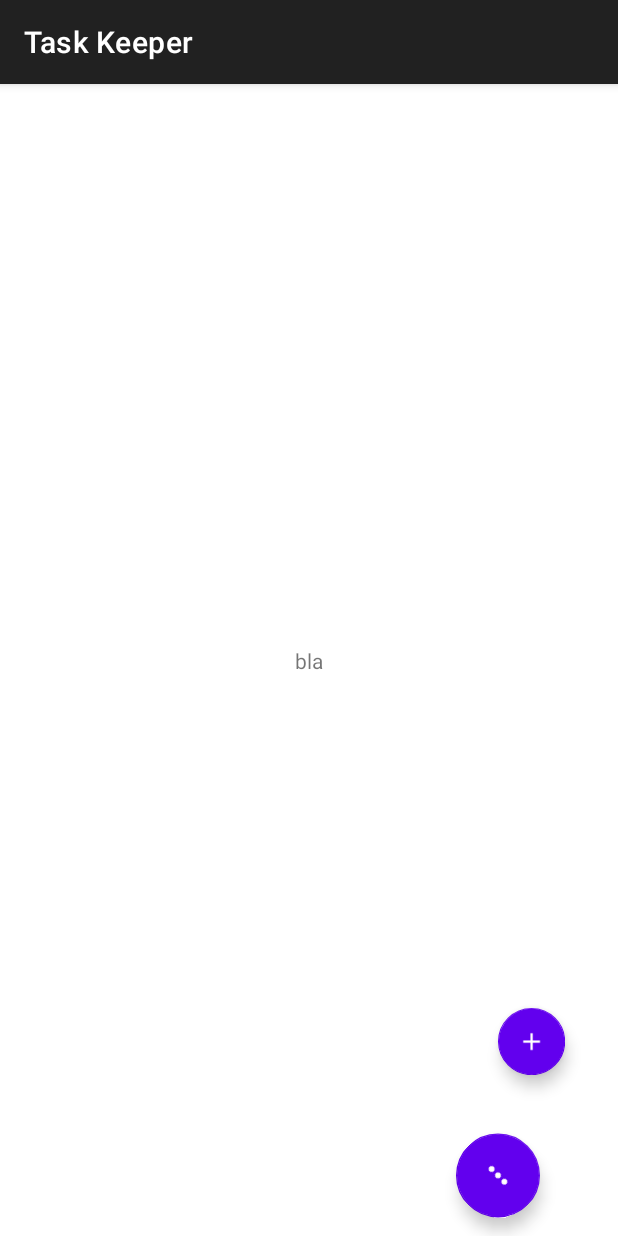
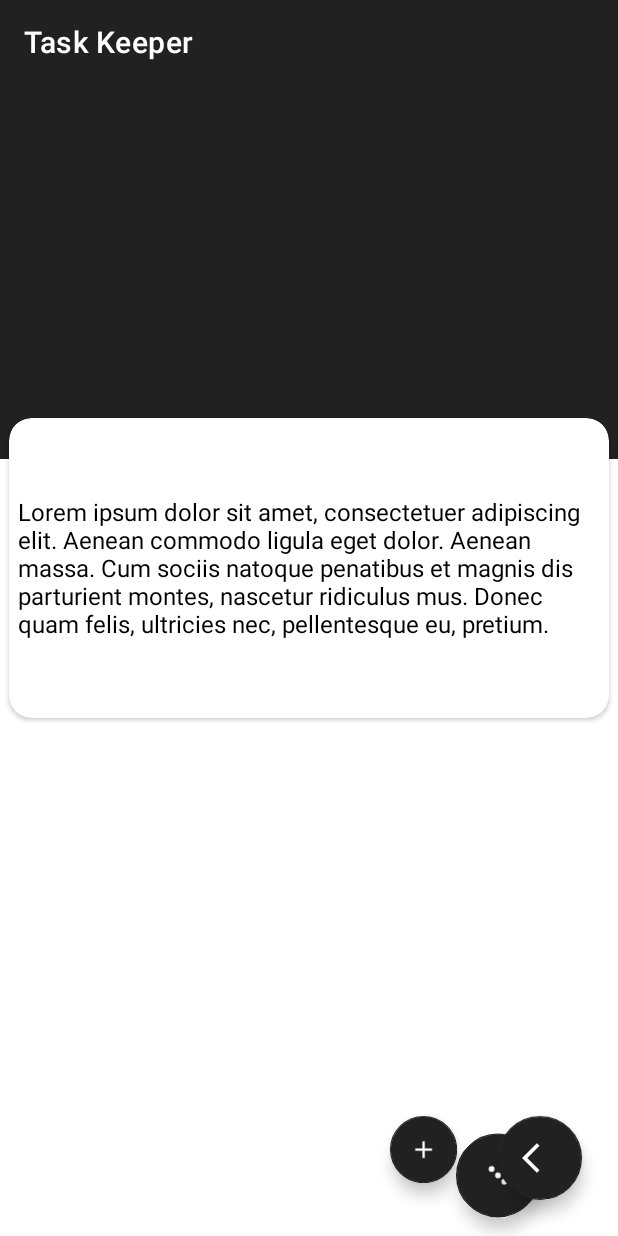
Before and after one commit to SofranSebastian/TaskKeeper, an Android app: the fragment TaskDetailFragment placed in its activity, on a phone screen of 412 x 824 dp. Run offline under Robolectric (Android 15) with nearby library versions, the phone set to English and light mode, and no system bars; our stand-ins replace Room's generated code, data binding; 3 statements that could not run were skipped.

Commit message:
fragment_task_detail.xml: changed the layout

```diff
--- a/app/src/main/res/layout/fragment_task_detail.xml
+++ b/app/src/main/res/layout/fragment_task_detail.xml
@@ -5,25 +5,82 @@
 
 
     <data>
+
         <variable
-            name="title_detail"
+            name="taskDetailViewModel"
             type="com.example.taskkeeper.taskdetail.TaskDetailViewModel" />
     </data>
+
 
     <androidx.constraintlayout.widget.ConstraintLayout
         android:layout_width="match_parent"
         android:layout_height="match_parent"
         tools:context=".taskdetail.TaskDetailFragment">
 
+        <androidx.cardview.widget.CardView
+            android:id="@+id/cardView3"
+            android:layout_width="match_parent"
+            android:layout_height="250dp"
+            app:cardBackgroundColor="@color/dark"
+            app:cardCornerRadius="0dp"
+            app:cardElevation="0dp"
+            app:cardPreventCornerOverlap="false"
+            app:layout_constraintStart_toStartOf="parent"
+            app:layout_constraintTop_toTopOf="parent">
+
+        </androidx.cardview.widget.CardView>
+
         <TextView
             android:id="@+id/title"
             android:layout_width="wrap_content"
             android:layout_height="wrap_content"
-            android:text="bla"
+            android:text=""
+            android:textColor="@color/white"
+            android:textColorHint="@color/white"
+            android:textSize="30sp"
+            app:layout_constraintBottom_toTopOf="@+id/cardView4"
+            app:layout_constraintEnd_toEndOf="parent"
+            app:layout_constraintStart_toStartOf="parent"
+            app:layout_constraintTop_toTopOf="@+id/cardView3" />
+
+        <androidx.cardview.widget.CardView
+            android:id="@+id/cardView4"
+            android:layout_width="match_parent"
+            android:layout_height="200dp"
+            android:layout_margin="6dp"
+            app:cardCornerRadius="15dp"
+            app:cardElevation="2dp"
+            app:layout_constraintBottom_toBottomOf="parent"
+            app:layout_constraintTop_toTopOf="parent"
+            app:layout_constraintVertical_bias="0.39"
+            tools:layout_editor_absoluteX="6dp">
+
+
+            <TextView
+                android:id="@+id/task_description"
+                android:layout_width="wrap_content"
+                android:layout_height="wrap_content"
+                android:layout_gravity="center"
+                android:layout_margin="6dp"
+                android:text="Lorem ipsum dolor sit amet, consectetuer adipiscing elit. Aenean commodo ligula eget dolor. Aenean massa. Cum sociis natoque penatibus et magnis dis parturient montes, nascetur ridiculus mus. Donec quam felis, ultricies nec, pellentesque eu, pretium."
+                android:textColor="@color/black"
+                android:textSize="16sp" />
+        </androidx.cardview.widget.CardView>
+
+        <com.google.android.material.floatingactionbutton.FloatingActionButton
+            android:id="@+id/backButton"
+            android:layout_width="wrap_content"
+            android:layout_height="wrap_content"
+            android:layout_marginEnd="24dp"
+            android:layout_marginBottom="24dp"
+            android:clickable="true"
+            android:focusable="true"
+            app:backgroundTint="@color/dark"
             app:layout_constraintBottom_toBottomOf="parent"
             app:layout_constraintEnd_toEndOf="parent"
-            app:layout_constraintStart_toStartOf="parent"
-            app:layout_constraintTop_toTopOf="parent" />
+            app:srcCompat="@drawable/ic_back"
+            app:tint="@color/white"
+            tools:ignore="VectorDrawableCompat" />
 
     </androidx.constraintlayout.widget.ConstraintLayout>
 </layout>
--- a/app/src/main/res/layout/fragment_tasks_viewer.xml
+++ b/app/src/main/res/layout/fragment_tasks_viewer.xml
@@ -4,9 +4,11 @@
     xmlns:tools="http://schemas.android.com/tools">
 
     <data>
+
         <variable
             name="clicked"
             type="com.example.taskkeeper.tasksviewer.TasksViewerFragment" />
+
         <variable
             name="tasksViewerViewModel"
             type="com.example.taskkeeper.tasksviewer.TasksViewerViewModel" />
@@ -19,11 +21,16 @@
 
         <androidx.recyclerview.widget.RecyclerView
             android:id="@+id/tasksList"
+            android:layout_width="match_parent"
+            android:layout_height="0dp"
+            android:layout_marginBottom="8dp"
+            android:clipToPadding="false"
             android:padding="4dp"
-            android:clipToPadding="false"
-            android:layout_width="match_parent"
-            android:layout_height="match_parent"
-            tools:listitem="@layout/item_task_layout"/>
+            app:layout_constraintBottom_toTopOf="@+id/see_more_button"
+            app:layout_constraintEnd_toEndOf="parent"
+            app:layout_constraintStart_toStartOf="parent"
+            app:layout_constraintTop_toTopOf="parent"
+            tools:listitem="@layout/item_task_layout" />
 
         <com.google.android.material.floatingactionbutton.FloatingActionButton
             android:id="@+id/see_more_button"
@@ -33,26 +40,25 @@
             android:layout_marginBottom="24dp"
             android:clickable="true"
             android:focusable="true"
-            app:tint="@color/white"
-            app:backgroundTint="@color/purple_500"
+            android:onClick="@{()->tasksViewerViewModel.onClick()}"
+            app:backgroundTint="@color/dark"
             app:layout_constraintBottom_toBottomOf="parent"
             app:layout_constraintEnd_toEndOf="parent"
             app:srcCompat="@drawable/ic_see_more"
-            tools:ignore="VectorDrawableCompat"
-            android:onClick="@{()->tasksViewerViewModel.onClick()}"
-            />
+            app:tint="@color/white"
+            tools:ignore="VectorDrawableCompat" />
 
         <com.google.android.material.floatingactionbutton.FloatingActionButton
             android:id="@+id/add_task_button"
             android:layout_width="wrap_content"
             android:layout_height="wrap_content"
-            android:layout_marginBottom="16dp"
+            android:layout_marginEnd="16dp"
             android:clickable="true"
             android:focusable="true"
             android:visibility="invisible"
-            app:backgroundTint="@color/purple_500"
-            app:layout_constraintBottom_toTopOf="@+id/see_more_button"
-            app:layout_constraintEnd_toEndOf="@+id/see_more_button"
+            app:backgroundTint="@color/dark"
+            app:layout_constraintBottom_toBottomOf="@+id/see_more_button"
+            app:layout_constraintEnd_toStartOf="@+id/see_more_button"
             app:srcCompat="@drawable/ic_add"
             app:tint="@color/white"
             tools:ignore="MissingConstraints,VectorDrawableCompat" />
@@ -61,13 +67,13 @@
             android:id="@+id/delete_all_button"
             android:layout_width="wrap_content"
             android:layout_height="wrap_content"
-            android:layout_marginBottom="16dp"
+            android:layout_marginEnd="16dp"
             android:clickable="true"
             android:focusable="true"
-            app:backgroundTint="@color/purple_500"
             android:visibility="invisible"
-            app:layout_constraintBottom_toTopOf="@+id/add_task_button"
-            app:layout_constraintEnd_toEndOf="@+id/add_task_button"
+            app:backgroundTint="@color/dark"
+            app:layout_constraintBottom_toBottomOf="@+id/add_task_button"
+            app:layout_constraintEnd_toStartOf="@+id/add_task_button"
             app:srcCompat="@drawable/ic_delete"
             app:tint="@color/white"
             tools:ignore="VectorDrawableCompat" />
```
